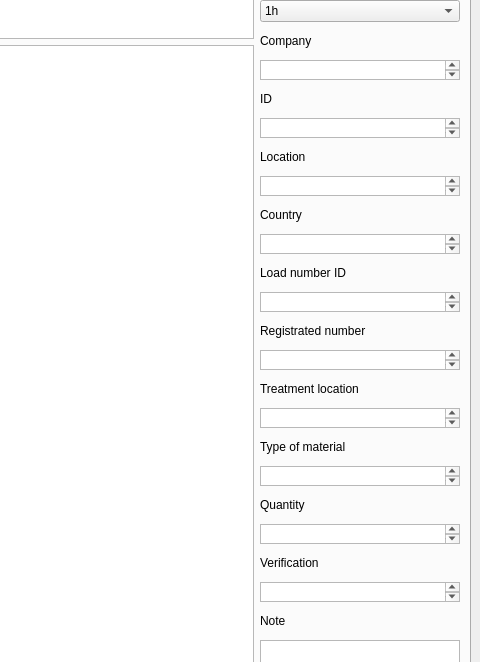
Above: serial_port.ui from dnovichkov/serial_port_reading before the change; both pictures show x 794 to 1274 and y 124 to 786 of the 1274 by 905 pixel window. Below: the same form after it.
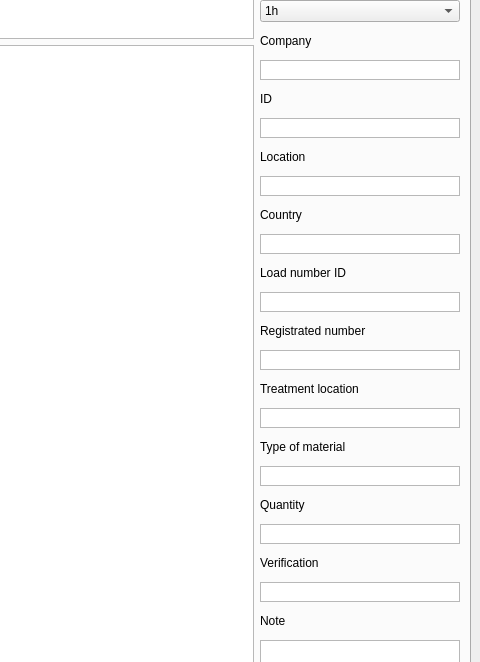
That is the form after the change.

Commit message: Remove unused scrollbars

Diff of the .ui file:
```diff
--- a/serial_port.ui
+++ b/serial_port.ui
@@ -156,6 +156,9 @@
               <height>20</height>
              </size>
             </property>
+            <property name="verticalScrollBarPolicy">
+             <enum>Qt::ScrollBarAlwaysOff</enum>
+            </property>
            </widget>
           </item>
           <item>
@@ -179,6 +182,9 @@
               <height>20</height>
              </size>
             </property>
+            <property name="verticalScrollBarPolicy">
+             <enum>Qt::ScrollBarAlwaysOff</enum>
+            </property>
            </widget>
           </item>
           <item>
@@ -202,6 +208,9 @@
               <height>20</height>
              </size>
             </property>
+            <property name="verticalScrollBarPolicy">
+             <enum>Qt::ScrollBarAlwaysOff</enum>
+            </property>
            </widget>
           </item>
           <item>
@@ -225,6 +234,9 @@
               <height>20</height>
              </size>
             </property>
+            <property name="verticalScrollBarPolicy">
+             <enum>Qt::ScrollBarAlwaysOff</enum>
+            </property>
            </widget>
           </item>
           <item>
@@ -248,6 +260,9 @@
               <height>20</height>
              </size>
             </property>
+            <property name="verticalScrollBarPolicy">
+             <enum>Qt::ScrollBarAlwaysOff</enum>
+            </property>
            </widget>
           </item>
           <item>
@@ -271,6 +286,9 @@
               <height>20</height>
              </size>
             </property>
+            <property name="verticalScrollBarPolicy">
+             <enum>Qt::ScrollBarAlwaysOff</enum>
+            </property>
            </widget>
           </item>
           <item>
@@ -294,6 +312,9 @@
               <height>20</height>
              </size>
             </property>
+            <property name="verticalScrollBarPolicy">
+             <enum>Qt::ScrollBarAlwaysOff</enum>
+            </property>
            </widget>
           </item>
           <item>
@@ -317,6 +338,9 @@
               <height>20</height>
              </size>
             </property>
+            <property name="verticalScrollBarPolicy">
+             <enum>Qt::ScrollBarAlwaysOff</enum>
+            </property>
            </widget>
           </item>
           <item>
@@ -340,6 +364,9 @@
               <height>20</height>
              </size>
             </property>
+            <property name="verticalScrollBarPolicy">
+             <enum>Qt::ScrollBarAlwaysOff</enum>
+            </property>
            </widget>
           </item>
           <item>
@@ -363,6 +390,9 @@
               <height>20</height>
              </size>
             </property>
+            <property name="verticalScrollBarPolicy">
+             <enum>Qt::ScrollBarAlwaysOff</enum>
+            </property>
            </widget>
           </item>
           <item>
```
Left out of the diff: 2 changed lines with no effect on the pictures. The commit also changes 2 other files.
